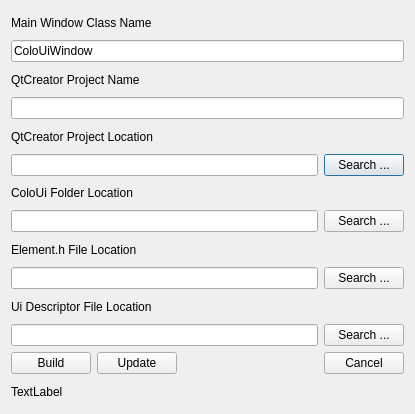
Above: projectbuilder.ui from aarelovich/ColoUiDev before the change. Below: the same form after it.
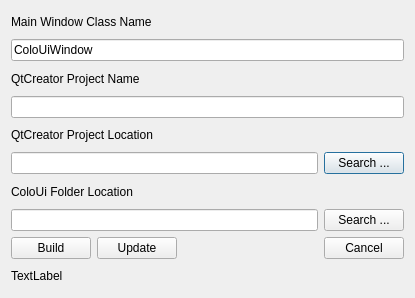
That is the form after the change. Icons and pictures are not drawn.

What changed in the file:
```diff
--- a/projectbuilder.ui
+++ b/projectbuilder.ui
@@ -7,7 +7,7 @@
     <x>0</x>
     <y>0</y>
     <width>415</width>
-    <height>414</height>
+    <height>298</height>
    </rect>
   </property>
   <property name="windowTitle">
@@ -80,48 +80,6 @@
      </item>
     </layout>
    </item>
-   <item>
-    <widget class="QLabel" name="labElements">
-     <property name="text">
-      <string>Element.h File Location</string>
-     </property>
-    </widget>
-   </item>
-   <item>
-    <layout class="QHBoxLayout" name="horizontalLayout_5">
-     <item>
-      <widget class="QLineEdit" name="leElements"/>
-     </item>
-     <item>
-      <widget class="QPushButton" name="pbSearchElements">
-       <property name="text">
-        <string>Search ...</string>
-       </property>
-      </widget>
-     </item>
-    </layout>
-   </item>
-   <item>
-    <widget class="QLabel" name="labDescriptor">
-     <property name="text">
-      <string>Ui Descriptor File Location</string>
-     </property>
-    </widget>
-   </item>
-   <item>
-    <layout class="QHBoxLayout" name="horizontalLayout_4">
-     <item>
-      <widget class="QLineEdit" name="leUiDescriptor"/>
-     </item>
-     <item>
-      <widget class="QPushButton" name="pbSearchDescriptor">
-       <property name="text">
-        <string>Search ...</string>
-       </property>
-      </widget>
-     </item>
-    </layout>
-   </item>
    <item>
     <layout class="QHBoxLayout" name="horizontalLayout_2">
      <item>
```
